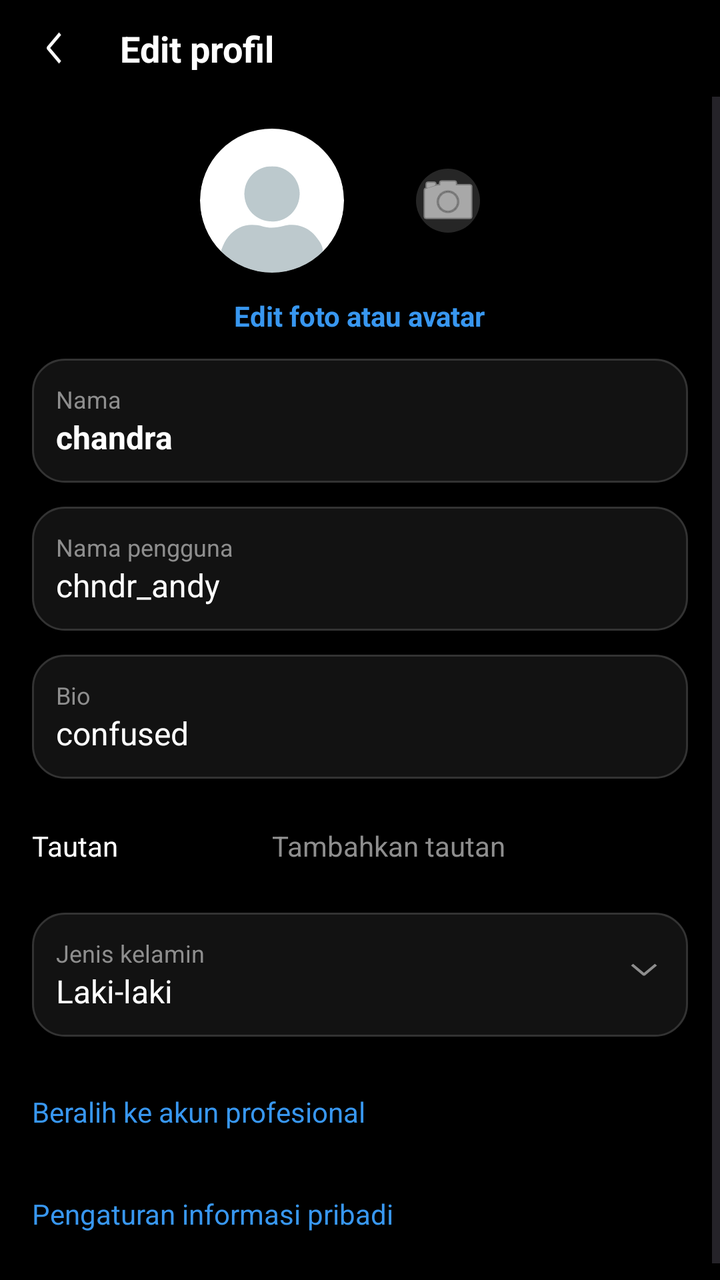
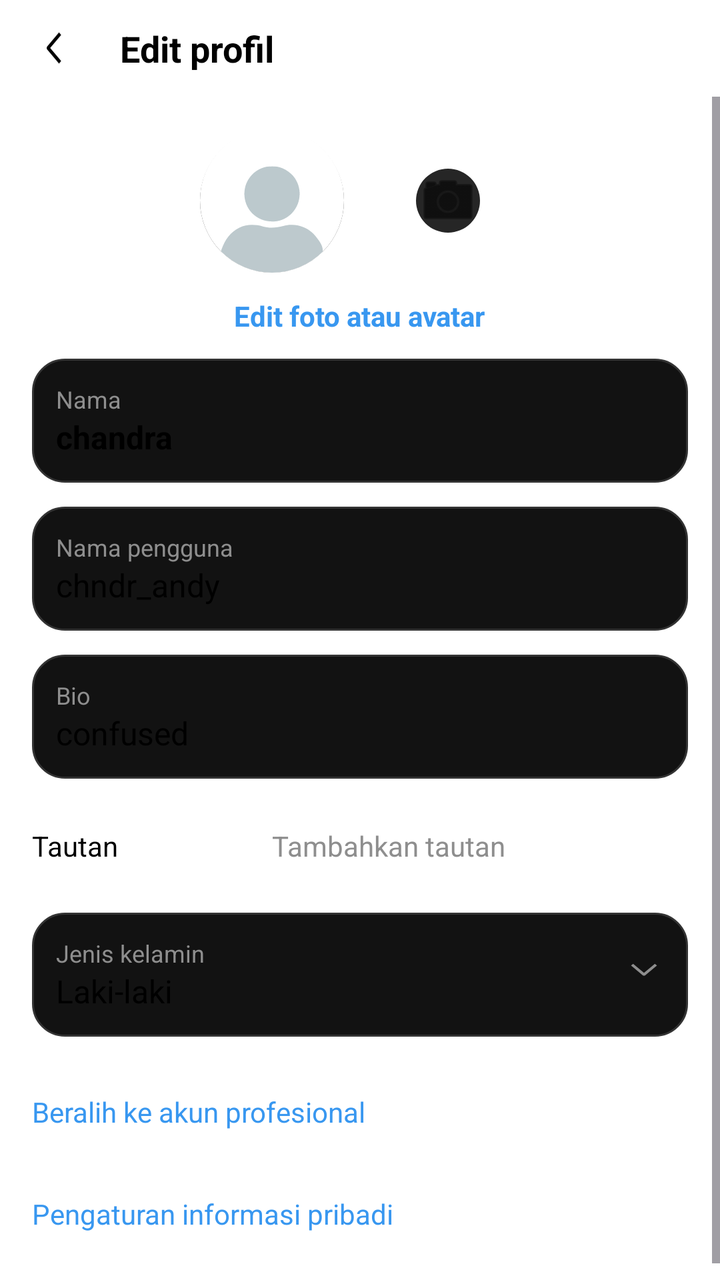

Before-and-after screenshots of an Android layout around one commit, followed by the original layout XML and the change that was made.
<!-- AndroidManifest.xml: application theme Theme.Lab_mobile -->
<!-- res/layout/activity_next.xml -->
<?xml version="1.0" encoding="utf-8"?>
<androidx.constraintlayout.widget.ConstraintLayout xmlns:android="http://schemas.android.com/apk/res/android"
    xmlns:app="http://schemas.android.com/apk/res-auto"
    xmlns:tools="http://schemas.android.com/tools"
    android:id="@+id/main"
    android:layout_width="match_parent"
    android:layout_height="match_parent"
    android:background="@color/black"
    tools:context=".NextActivity">

    
    <LinearLayout
        android:id="@+id/header"
        android:layout_width="match_parent"
        android:layout_height="wrap_content"
        android:orientation="horizontal"
        android:padding="12dp"
        android:gravity="center_vertical"
        app:layout_constraintTop_toTopOf="parent">

        <ImageView
            android:id="@+id/btn_back"
            android:layout_width="24dp"
            android:layout_height="24dp"
            android:src="@drawable/weui__arrow_outlined"
            android:rotation="90"
            app:tint="@color/white"
            />


        <TextView
            android:layout_width="0dp"
            android:layout_height="wrap_content"
            android:layout_weight="1"
            android:text="Edit profil"
            android:textColor="@color/white"
            android:textSize="18sp"
            android:textStyle="bold"
            android:layout_marginStart="24dp" />

        
    </LinearLayout>

    <ScrollView
        android:layout_width="match_parent"
        android:layout_height="0dp"
        app:layout_constraintTop_toBottomOf="@id/header"
        app:layout_constraintBottom_toBottomOf="parent">

        <LinearLayout
            android:layout_width="match_parent"
            android:layout_height="wrap_content"
            android:orientation="vertical"
            android:padding="16dp">

            
            <LinearLayout
                android:layout_width="match_parent"
                android:layout_height="wrap_content"
                android:gravity="center"
                android:orientation="horizontal">

                <com.google.android.material.imageview.ShapeableImageView
                    android:id="@+id/iv_profile_edit"
                    android:layout_width="72dp"
                    android:layout_height="72dp"
                    android:src="@drawable/profile"
                    android:scaleType="centerCrop"
                    app:shapeAppearanceOverlay="@style/CircleImage"
                    android:background="#333333" />

                <com.google.android.material.imageview.ShapeableImageView
                    android:id="@+id/btn_change_photo_icon"
                    android:layout_width="72dp"
                    android:layout_height="72dp"
                    android:layout_marginStart="16dp"
                    android:src="@android:drawable/ic_menu_camera"
                    android:padding="20dp"
                    app:shapeAppearanceOverlay="@style/CircleImage"
                    android:background="#262626"
                    app:tint="@color/white" />
            </LinearLayout>

            <TextView
                android:id="@+id/tv_change_photo"
                android:layout_width="wrap_content"
                android:layout_height="wrap_content"
                android:text="Edit foto atau avatar"
                android:textColor="#3897F0"
                android:layout_gravity="center"
                android:layout_marginTop="12dp"
                android:textStyle="bold" />

            <LinearLayout
                android:layout_width="match_parent"
                android:layout_height="wrap_content"
                android:orientation="vertical"
                android:layout_marginTop="12dp">


                <LinearLayout
                    android:id="@+id/row_name"
                    android:layout_width="match_parent"
                    android:layout_height="wrap_content"
                    android:layout_marginBottom="12dp"
                    android:background="@drawable/bg_input_field"
                    android:orientation="vertical"
                    android:padding="12dp">

                    <TextView
                        android:layout_width="wrap_content"
                        android:layout_height="wrap_content"
                        android:text="Nama"
                        android:textColor="#8E8E8E"
                        android:textSize="12sp" />

                    <TextView
                        android:id="@+id/tv_name_display"
                        android:layout_width="wrap_content"
                        android:layout_height="wrap_content"
                        android:text="chandra"
                        android:textColor="@color/white"
                        android:textSize="16sp"
                        android:textStyle="bold" />
                </LinearLayout>

                <LinearLayout
                    android:id="@+id/row_username"
                    android:layout_width="match_parent"
                    android:layout_height="wrap_content"
                    android:layout_marginBottom="12dp"
                    android:background="@drawable/bg_input_field"
                    android:orientation="vertical"
                    android:padding="12dp">

                    <TextView
                        android:layout_width="wrap_content"
                        android:layout_height="wrap_content"
                        android:text="Nama pengguna"
                        android:textColor="#8E8E8E"
                        android:textSize="12sp" />

                    <TextView
                        android:id="@+id/tv_username_display"
                        android:layout_width="wrap_content"
                        android:layout_height="wrap_content"
                        android:text="chndr_andy"
                        android:textColor="@color/white"
                        android:textSize="16sp" />
                </LinearLayout>

                <LinearLayout
                    android:id="@+id/row_bio"
                    android:layout_width="match_parent"
                    android:layout_height="wrap_content"
                    android:layout_marginBottom="12dp"
                    android:background="@drawable/bg_input_field"
                    android:orientation="vertical"
                    android:padding="12dp">

                    <TextView
                        android:layout_width="wrap_content"
                        android:layout_height="wrap_content"
                        android:text="Bio"
                        android:textColor="#8E8E8E"
                        android:textSize="12sp" />

                    <TextView
                        android:id="@+id/tv_bio_display"
                        android:layout_width="wrap_content"
                        android:layout_height="wrap_content"
                        android:text="confused"
                        android:textColor="@color/white"
                        android:textSize="16sp" />
                </LinearLayout>

            </LinearLayout>

            
            <LinearLayout
                android:layout_width="match_parent"
                android:layout_height="wrap_content"
                android:orientation="horizontal"
                android:layout_marginBottom="12dp"
                android:paddingVertical="12dp">
                <TextView
                    android:layout_width="120dp"
                    android:layout_height="wrap_content"
                    android:text="Tautan"
                    android:textColor="@color/white" />
                <TextView
                    android:layout_width="match_parent"
                    android:layout_height="wrap_content"
                    android:text="Tambahkan tautan"
                    android:textColor="#8E8E8E" />
            </LinearLayout>

            <LinearLayout
                android:id="@+id/row_gender"
                android:layout_width="match_parent"
                android:layout_height="wrap_content"
                android:layout_marginBottom="12dp"
                android:background="@drawable/bg_input_field"
                android:orientation="horizontal"
                android:padding="12dp"
                android:gravity="center_vertical"
                android:clickable="true"
                android:focusable="true">

                <LinearLayout
                    android:layout_width="0dp"
                    android:layout_height="wrap_content"
                    android:layout_weight="1"
                    android:orientation="vertical">

                    <TextView
                        android:layout_width="wrap_content"
                        android:layout_height="wrap_content"
                        android:text="Jenis kelamin"
                        android:textColor="#8E8E8E"
                        android:textSize="12sp" />

                    <TextView
                        android:id="@+id/tv_gender_display"
                        android:layout_width="wrap_content"
                        android:layout_height="wrap_content"
                        android:text="Laki-laki"
                        android:textColor="@color/white"
                        android:textSize="16sp" />
                </LinearLayout>

                <ImageView
                    android:layout_width="20dp"
                    android:layout_height="20dp"
                    android:src="@drawable/weui__arrow_outlined"
                    app:tint="#8E8E8E" />

            </LinearLayout>

            <TextView
                android:layout_width="match_parent"
                android:layout_height="wrap_content"
                android:text="Beralih ke akun profesional"
                android:textColor="#3897F0"
                android:paddingVertical="16dp" />

            <TextView
                android:layout_width="match_parent"
                android:layout_height="wrap_content"
                android:text="Pengaturan informasi pribadi"
                android:textColor="#3897F0"
                android:paddingVertical="16dp" />

        </LinearLayout>
    </ScrollView>

</androidx.constraintlayout.widget.ConstraintLayout>
<!-- resources referenced by this layout -->
<resources>
  <color name="black">#FF000000</color>
  <color name="white">#FFFFFFFF</color>
  <!-- drawable bg_input_field (drawable) -->
  <?xml version="1.0" encoding="utf-8"?>
  <shape xmlns:android="http://schemas.android.com/apk/res/android">
      <solid android:color="#121212" />
  
      <stroke
          android:width="1dp"
          android:color="#333333" />
  
      <corners android:radius="16dp" />
  </shape>
  <!-- drawable profile (drawable) -->
  <vector xmlns:android="http://schemas.android.com/apk/res/android"
      android:width="210dp"
      android:height="211dp"
      android:viewportWidth="210"
      android:viewportHeight="211">
    <path
        android:pathData="M105,0L105,0A105,105 0,0 1,210 105L210,106A105,105 0,0 1,105 211L105,211A105,105 0,0 1,0 106L0,105A105,105 0,0 1,105 0z"
        android:fillColor="#ffffff"/>
    <group>
      <clip-path
          android:pathData="M27.5,56h155v155h-155z"/>
      <path
          android:pathData="M91.79,143.62C101.85,146.38 111.5,145.51 121.44,142.85C125.39,141.8 129.28,141.26 133.36,141.28C133.87,141.28 133.87,141.28 134.38,141.28C144.84,141.43 154.87,145.18 162.82,151.97C163.08,152.19 163.35,152.4 163.62,152.63C165.11,153.91 166.42,155.28 167.67,156.81C167.89,157.08 168.11,157.34 168.34,157.62C173.61,164.13 179.88,171.84 179,180.5C176.5,183 174.5,185 172.5,186.5C169,189.5 164.94,192.22 164.5,192.5C155.5,199 141,206 125.5,209C125.18,209.05 120.32,209.95 120,210C107.36,212 96.18,211.21 84.5,209C70.5,206 57,201 43.5,191C43.3,190.86 35.21,184.65 35,184.5C33.61,183.5 32,181.5 30.5,180C31.08,178.1 30.23,180.51 31.08,178.1C31.2,177.74 31.32,177.39 31.45,177.02C36.29,163.29 44.08,151.82 57.43,145.31C68.35,140.15 80.39,140.46 91.79,143.62Z"
          android:fillColor="#BDC9CD"/>
      <path
          android:pathData="M115.9,57.21C116.2,57.29 116.2,57.29 116.51,57.38C122.76,59.12 128.07,62.6 132.85,66.9C133.1,67.12 133.34,67.33 133.59,67.56C140.79,74.38 144.95,84.61 145.33,94.42C145.6,105.49 141.84,115.82 134.29,123.99C127.73,130.87 118.45,135.81 108.82,136.27C107.66,136.29 106.5,136.3 105.34,136.3C105.13,136.3 104.92,136.3 104.7,136.3C93.8,136.28 83.97,132.1 76.18,124.49C68.63,116.85 64.64,106.39 64.68,95.7C64.81,85.6 68.48,76.15 75.33,68.71C75.59,68.43 75.86,68.14 76.12,67.85C86.13,57.36 101.98,53.25 115.9,57.21Z"
          android:fillColor="#BCC9CD"/>
    </group>
  </vector>
  <!-- drawable weui__arrow_outlined (drawable) -->
  <vector xmlns:android="http://schemas.android.com/apk/res/android"
      android:width="18dp"
      android:height="20dp"
      android:viewportWidth="18"
      android:viewportHeight="24"
  
      >
  
    <group
        android:pivotX="9"
        android:pivotY="12"
        android:rotation="90"
        >
  
  
    <path
        android:pathData="m2.452,6.58l1.061,-1.06L9.292,11.297a0.996,0.996 0,0 1,-0 1.413L3.513,18.49l-1.06,-1.06l5.424,-5.425z"
        android:fillColor="#fff"
        android:fillType="evenOdd"/>
    </group>
  
  </vector>
  <style name="CircleImage">
          <item name="cornerSize">50%</item>
      </style>
  <style name="Theme.Lab_mobile" parent="Base.Theme.Lab_mobile" />
  <style name="Base.Theme.Lab_mobile" parent="Theme.Material3.DayNight.NoActionBar">
          
      </style>
</resources>

<!-- the commit's change to res/layout/activity_next.xml (unified diff, before → after) -->
@@ -5,7 +5,7 @@
     android:id="@+id/main"
     android:layout_width="match_parent"
     android:layout_height="match_parent"
-    android:background="@color/black"
+    android:background="@color/bg_color"
     tools:context=".NextActivity">
 
     
@@ -24,7 +24,7 @@
             android:layout_height="24dp"
             android:src="@drawable/weui__arrow_outlined"
             android:rotation="90"
-            app:tint="@color/white"
+            app:tint="@color/tint_color"
             />
 
 
@@ -33,7 +33,7 @@
             android:layout_height="wrap_content"
             android:layout_weight="1"
             android:text="Edit profil"
-            android:textColor="@color/white"
+            android:textColor="@color/text_color"
             android:textSize="18sp"
             android:textStyle="bold"
             android:layout_marginStart="24dp" />
@@ -78,7 +78,7 @@
                     android:padding="20dp"
                     app:shapeAppearanceOverlay="@style/CircleImage"
                     android:background="#262626"
-                    app:tint="@color/white" />
+                    app:tint="@color/tint_color" />
             </LinearLayout>
 
             <TextView
@@ -119,7 +119,7 @@
                         android:layout_width="wrap_content"
                         android:layout_height="wrap_content"
                         android:text="chandra"
-                        android:textColor="@color/white"
+                        android:textColor="@color/text_color"
                         android:textSize="16sp"
                         android:textStyle="bold" />
                 </LinearLayout>
@@ -145,7 +145,7 @@
                         android:layout_width="wrap_content"
                         android:layout_height="wrap_content"
                         android:text="chndr_andy"
-                        android:textColor="@color/white"
+                        android:textColor="@color/text_color"
                         android:textSize="16sp" />
                 </LinearLayout>
 
@@ -170,7 +170,7 @@
                         android:layout_width="wrap_content"
                         android:layout_height="wrap_content"
                         android:text="confused"
-                        android:textColor="@color/white"
+                        android:textColor="@color/text_color"
                         android:textSize="16sp" />
                 </LinearLayout>
 
@@ -187,7 +187,7 @@
                     android:layout_width="120dp"
                     android:layout_height="wrap_content"
                     android:text="Tautan"
-                    android:textColor="@color/white" />
+                    android:textColor="@color/text_color" />
                 <TextView
                     android:layout_width="match_parent"
                     android:layout_height="wrap_content"
@@ -225,7 +225,7 @@
                         android:layout_width="wrap_content"
                         android:layout_height="wrap_content"
                         android:text="Laki-laki"
-                        android:textColor="@color/white"
+                        android:textColor="@color/text_color"
                         android:textSize="16sp" />
                 </LinearLayout>
 
<!-- resource entries referenced after the edit -->
@@ -1,7 +1,8 @@
 <!-- resources referenced by this layout -->
 <resources>
-  <color name="black">#FF000000</color>
-  <color name="white">#FFFFFFFF</color>
+  <color name="bg_color">#FFFFFFFF</color>
+  <color name="text_color">#FF000000</color>
+  <color name="tint_color">#FF000000</color>
   <!-- drawable bg_input_field (drawable) -->
   <?xml version="1.0" encoding="utf-8"?>
   <shape xmlns:android="http://schemas.android.com/apk/res/android">
